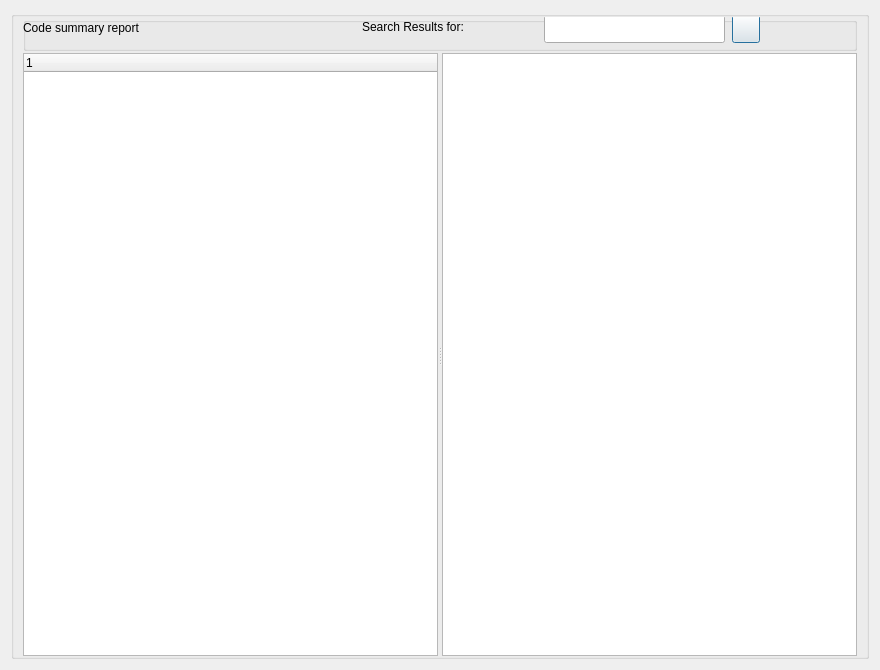
Old version of the form GUI_UIs/ui_dialog_report_code_summary.ui in the repository ccbogel/QualCoder.
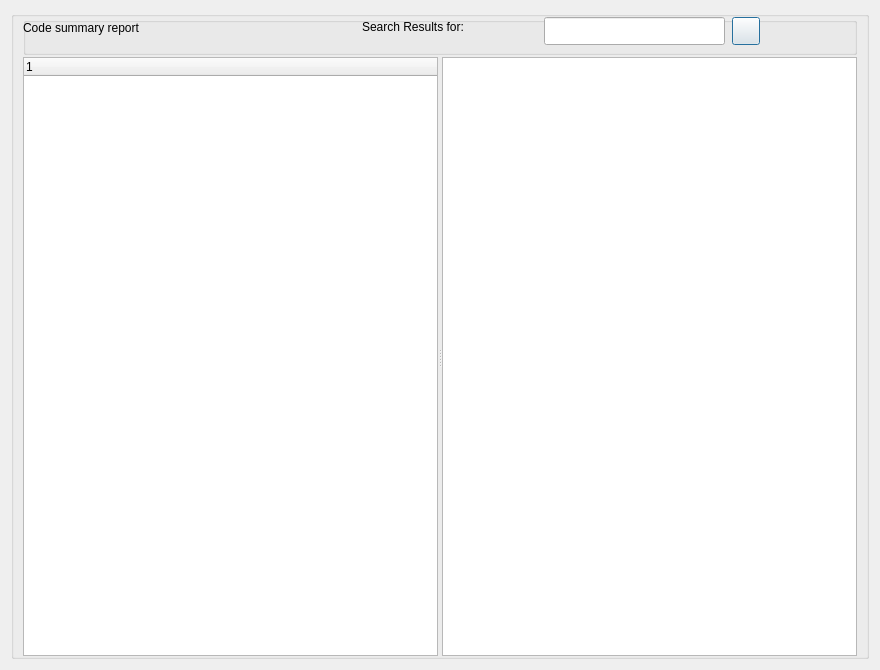
New version of the form.

The edit to the form file:
```diff
--- a/GUI_UIs/ui_dialog_report_code_summary.ui
+++ b/GUI_UIs/ui_dialog_report_code_summary.ui
@@ -49,13 +49,13 @@
         <property name="minimumSize">
          <size>
           <width>0</width>
-          <height>34</height>
+          <height>38</height>
          </size>
         </property>
         <property name="maximumSize">
          <size>
           <width>16777215</width>
-          <height>34</height>
+          <height>38</height>
          </size>
         </property>
         <property name="title">
@@ -65,7 +65,7 @@
          <property name="geometry">
           <rect>
            <x>709</x>
-           <y>-2</y>
+           <y>0</y>
            <width>28</width>
            <height>28</height>
           </rect>
@@ -81,7 +81,7 @@
          <property name="geometry">
           <rect>
            <x>521</x>
-           <y>-2</y>
+           <y>0</y>
            <width>181</width>
            <height>28</height>
           </rect>
```
